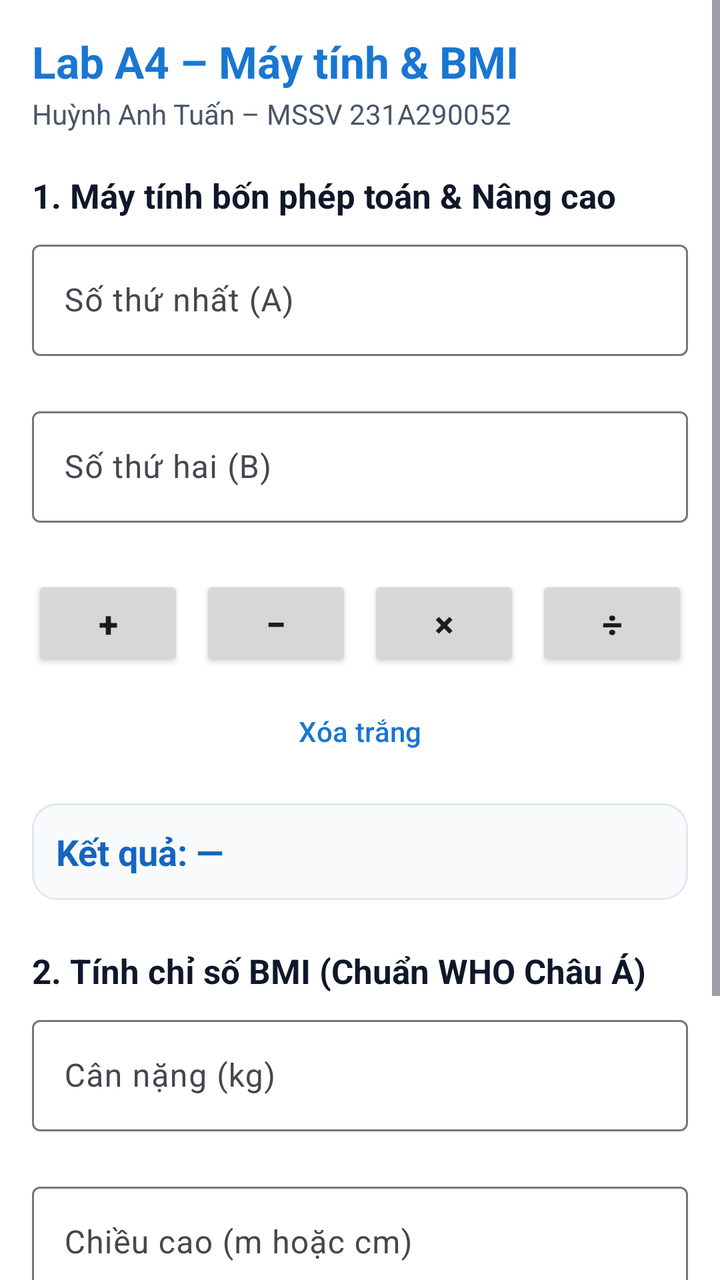
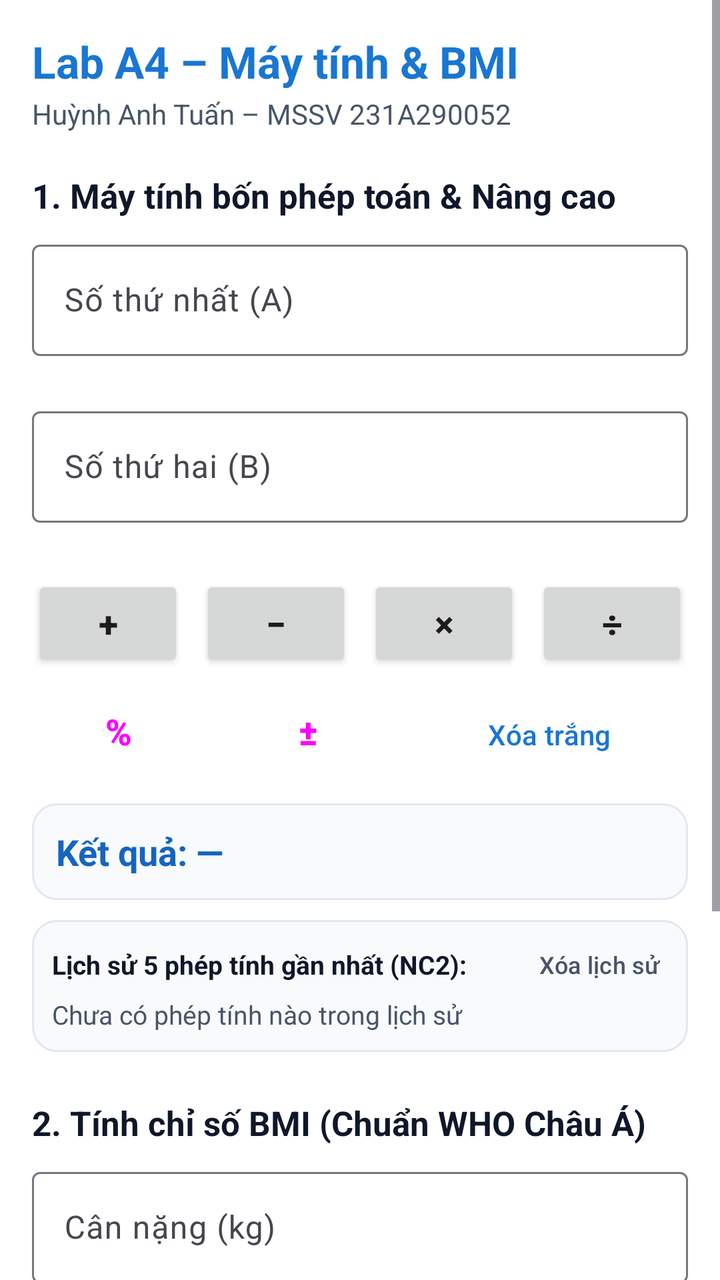

The first picture is an Android layout as it rendered before a commit; the second is the same layout after the commit. The layout source and the unified diff follow.
<!-- AndroidManifest.xml: application theme Theme.A4Events -->
<!-- res/layout/activity_main.xml -->
<?xml version="1.0" encoding="utf-8"?>
<ScrollView xmlns:android="http://schemas.android.com/apk/res/android"
    xmlns:app="http://schemas.android.com/apk/res-auto"
    android:id="@+id/main"
    android:layout_width="match_parent"
    android:layout_height="match_parent"
    android:background="@android:color/white">

    <LinearLayout
        android:layout_width="match_parent"
        android:layout_height="wrap_content"
        android:orientation="vertical"
        android:padding="16dp">

        
        <TextView
            android:layout_width="wrap_content"
            android:layout_height="wrap_content"
            android:text="@string/title"
            android:textColor="@color/primary"
            android:textSize="22sp"
            android:textStyle="bold" />

        <TextView
            android:layout_width="wrap_content"
            android:layout_height="wrap_content"
            android:layout_marginTop="2dp"
            android:text="@string/student"
            android:textColor="@color/text_secondary"
            android:textSize="14sp" />

        
        <TextView
            android:layout_width="wrap_content"
            android:layout_height="wrap_content"
            android:layout_marginTop="20dp"
            android:text="@string/section_calc"
            android:textColor="@color/text_primary"
            android:textSize="17sp"
            android:textStyle="bold" />

        
        <com.google.android.material.textfield.TextInputLayout
            android:id="@+id/tilSoA"
            style="@style/Widget.Material3.TextInputLayout.OutlinedBox"
            android:layout_width="match_parent"
            android:layout_height="wrap_content"
            android:layout_marginTop="8dp"
            android:hint="@string/hint_a"
            app:errorEnabled="true">

            <com.google.android.material.textfield.TextInputEditText
                android:id="@+id/edtSoA"
                android:layout_width="match_parent"
                android:layout_height="wrap_content"
                android:importantForAutofill="no"
                android:inputType="numberDecimal|numberSigned" />
        </com.google.android.material.textfield.TextInputLayout>

        
        <com.google.android.material.textfield.TextInputLayout
            android:id="@+id/tilSoB"
            style="@style/Widget.Material3.TextInputLayout.OutlinedBox"
            android:layout_width="match_parent"
            android:layout_height="wrap_content"
            android:layout_marginTop="2dp"
            android:hint="@string/hint_b"
            app:errorEnabled="true">

            <com.google.android.material.textfield.TextInputEditText
                android:id="@+id/edtSoB"
                android:layout_width="match_parent"
                android:layout_height="wrap_content"
                android:importantForAutofill="no"
                android:inputType="numberDecimal|numberSigned" />
        </com.google.android.material.textfield.TextInputLayout>

        
        <LinearLayout
            android:layout_width="match_parent"
            android:layout_height="wrap_content"
            android:layout_marginTop="6dp"
            android:orientation="horizontal">

            <Button
                android:id="@+id/btnCong"
                android:layout_width="0dp"
                android:layout_height="wrap_content"
                android:layout_weight="1"
                android:text="@string/op_add"
                android:textSize="18sp"
                android:textStyle="bold" />

            <Button
                android:id="@+id/btnTru"
                android:layout_width="0dp"
                android:layout_height="wrap_content"
                android:layout_marginStart="8dp"
                android:layout_weight="1"
                android:text="@string/op_sub"
                android:textSize="18sp"
                android:textStyle="bold" />

            <Button
                android:id="@+id/btnNhan"
                android:layout_width="0dp"
                android:layout_height="wrap_content"
                android:layout_marginStart="8dp"
                android:layout_weight="1"
                android:text="@string/op_mul"
                android:textSize="18sp"
                android:textStyle="bold" />

            <Button
                android:id="@+id/btnChia"
                android:layout_width="0dp"
                android:layout_height="wrap_content"
                android:layout_marginStart="8dp"
                android:layout_weight="1"
                android:text="@string/op_div"
                android:textSize="18sp"
                android:textStyle="bold" />
        </LinearLayout>

        
        <LinearLayout
            android:layout_width="match_parent"
            android:layout_height="wrap_content"
            android:layout_marginTop="6dp"
            android:orientation="horizontal">

            <Button
                android:id="@+id/btnXoa"
                style="?attr/materialButtonOutlinedStyle"
                android:layout_width="match_parent"
                android:layout_height="wrap_content"
                android:text="@string/clear"
                android:textColor="@color/primary" />
        </LinearLayout>

        
        <TextView
            android:id="@+id/tvKetQua"
            android:layout_width="match_parent"
            android:layout_height="wrap_content"
            android:layout_marginTop="12dp"
            android:background="@drawable/bg_card"
            android:padding="12dp"
            android:text="@string/result_placeholder"
            android:textColor="@color/color_result"
            android:textSize="18sp"
            android:textStyle="bold" />



        
        <TextView
            android:layout_width="wrap_content"
            android:layout_height="wrap_content"
            android:layout_marginTop="24dp"
            android:text="@string/section_bmi"
            android:textColor="@color/text_primary"
            android:textSize="17sp"
            android:textStyle="bold" />

        
        <com.google.android.material.textfield.TextInputLayout
            android:id="@+id/tilCanNang"
            style="@style/Widget.Material3.TextInputLayout.OutlinedBox"
            android:layout_width="match_parent"
            android:layout_height="wrap_content"
            android:layout_marginTop="8dp"
            android:hint="@string/hint_weight"
            app:errorEnabled="true">

            <com.google.android.material.textfield.TextInputEditText
                android:id="@+id/edtCanNang"
                android:layout_width="match_parent"
                android:layout_height="wrap_content"
                android:importantForAutofill="no"
                android:inputType="numberDecimal" />
        </com.google.android.material.textfield.TextInputLayout>

        
        <com.google.android.material.textfield.TextInputLayout
            android:id="@+id/tilChieuCao"
            style="@style/Widget.Material3.TextInputLayout.OutlinedBox"
            android:layout_width="match_parent"
            android:layout_height="wrap_content"
            android:layout_marginTop="2dp"
            android:hint="@string/hint_height"
            app:errorEnabled="true">

            <com.google.android.material.textfield.TextInputEditText
                android:id="@+id/edtChieuCao"
                android:layout_width="match_parent"
                android:layout_height="wrap_content"
                android:importantForAutofill="no"
                android:inputType="numberDecimal" />
        </com.google.android.material.textfield.TextInputLayout>

        <Button
            android:id="@+id/btnTinhBmi"
            android:layout_width="match_parent"
            android:layout_height="wrap_content"
            android:layout_marginTop="4dp"
            android:text="@string/calc_bmi"
            android:textSize="16sp"
            android:textStyle="bold" />

        
        <LinearLayout
            android:id="@+id/layoutKetQuaBmi"
            android:layout_width="match_parent"
            android:layout_height="wrap_content"
            android:layout_marginTop="10dp"
            android:background="@drawable/bg_card"
            android:orientation="vertical"
            android:padding="12dp">

            <TextView
                android:id="@+id/tvBmi"
                android:layout_width="match_parent"
                android:layout_height="wrap_content"
                android:text="BMI = —"
                android:textColor="@color/text_primary"
                android:textSize="19sp"
                android:textStyle="bold" />

            <TextView
                android:id="@+id/tvPhanLoai"
                android:layout_width="match_parent"
                android:layout_height="wrap_content"
                android:layout_marginTop="4dp"
                android:text="Phân loại: —"
                android:textSize="16sp"
                android:textStyle="bold" />
        </LinearLayout>

    </LinearLayout>
</ScrollView>
<!-- resources referenced by this layout -->
<resources>
  <color name="color_result">#1565C0</color>
  <color name="primary">#1976D2</color>
  <color name="text_primary">#0F172A</color>
  <color name="text_secondary">#475569</color>
  <!-- drawable bg_card (drawable) -->
  <?xml version="1.0" encoding="utf-8"?>
  <shape xmlns:android="http://schemas.android.com/apk/res/android">
      <solid android:color="#F8FAFC" />
      <corners android:radius="12dp" />
      <stroke
          android:width="1dp"
          android:color="#E2E8F0" />
  </shape>
  <string name="calc_bmi">Tính BMI</string>
  <string name="clear">Xóa trắng</string>
  <string name="hint_a">Số thứ nhất (A)</string>
  <string name="hint_b">Số thứ hai (B)</string>
  <string name="hint_height">Chiều cao (m hoặc cm)</string>
  <string name="hint_weight">Cân nặng (kg)</string>
  <string name="op_add">+</string>
  <string name="op_div">÷</string>
  <string name="op_mul">×</string>
  <string name="op_sub">−</string>
  <string name="result_placeholder">Kết quả: —</string>
  <string name="section_bmi">2. Tính chỉ số BMI (Chuẩn WHO Châu Á)</string>
  <string name="section_calc">1. Máy tính bốn phép toán &amp; Nâng cao</string>
  <string name="student">Huỳnh Anh Tuấn – MSSV 231A290052</string>
  <string name="title">Lab A4 – Máy tính &amp; BMI</string>
  <style name="Theme.A4Events" parent="Theme.Material3.DayNight.NoActionBar">
          <item name="colorPrimary">@color/primary</item>
          <item name="colorPrimaryVariant">@color/primary_dark</item>
          <item name="colorSecondary">@color/color_accent</item>
          <item name="android:statusBarColor">@android:color/transparent</item>
      </style>
  <color name="primary_dark">#0D47A1</color>
  <color name="color_accent">#0288D1</color>
</resources>

<!-- the commit's change to res/layout/activity_main.xml (unified diff, before → after) -->
@@ -130,10 +130,33 @@
             android:orientation="horizontal">
 
             <Button
+                android:id="@+id/btnPhanTram"
+                style="?attr/materialButtonOutlinedStyle"
+                android:layout_width="0dp"
+                android:layout_height="wrap_content"
+                android:layout_weight="1"
+                android:text="@string/op_mod"
+                android:textSize="18sp"
+                android:textStyle="bold" />
+
+            <Button
+                android:id="@+id/btnDoiDau"
+                style="?attr/materialButtonOutlinedStyle"
+                android:layout_width="0dp"
+                android:layout_height="wrap_content"
+                android:layout_marginStart="8dp"
+                android:layout_weight="1"
+                android:text="@string/op_neg"
+                android:textSize="18sp"
+                android:textStyle="bold" />
+
+            <Button
                 android:id="@+id/btnXoa"
                 style="?attr/materialButtonOutlinedStyle"
-                android:layout_width="match_parent"
-                android:layout_height="wrap_content"
+                android:layout_width="0dp"
+                android:layout_height="wrap_content"
+                android:layout_marginStart="8dp"
+                android:layout_weight="1.6"
                 android:text="@string/clear"
                 android:textColor="@color/primary" />
         </LinearLayout>
@@ -151,7 +174,55 @@
             android:textSize="18sp"
             android:textStyle="bold" />
 
-
+        
+        <LinearLayout
+            android:id="@+id/layoutLichSu"
+            android:layout_width="match_parent"
+            android:layout_height="wrap_content"
+            android:layout_marginTop="10dp"
+            android:background="@drawable/bg_card"
+            android:orientation="vertical"
+            android:padding="10dp">
+
+            <LinearLayout
+                android:layout_width="match_parent"
+                android:layout_height="wrap_content"
+                android:gravity="center_vertical"
+                android:orientation="horizontal">
+
+                <TextView
+                    android:id="@+id/tvLichSuTitle"
+                    android:layout_width="0dp"
+                    android:layout_height="wrap_content"
+                    android:layout_weight="1"
+                    android:text="@string/history_title"
+                    android:textColor="@color/text_primary"
+                    android:textSize="13sp"
+                    android:textStyle="bold" />
+
+                <Button
+                    android:id="@+id/btnXoaLichSu"
+                    style="?attr/borderlessButtonStyle"
+                    android:layout_width="wrap_content"
+                    android:layout_height="wrap_content"
+                    android:minWidth="0dp"
+                    android:minHeight="0dp"
+                    android:padding="4dp"
+                    android:text="@string/clear_history"
+                    android:textColor="@color/text_secondary"
+                    android:textSize="12sp" />
+            </LinearLayout>
+
+            <TextView
+                android:id="@+id/tvLichSu"
+                android:layout_width="match_parent"
+                android:layout_height="wrap_content"
+                android:layout_marginTop="4dp"
+                android:lineSpacingMultiplier="1.2"
+                android:text="@string/history_empty"
+                android:textColor="@color/text_secondary"
+                android:textSize="13sp" />
+        </LinearLayout>
 
         
         <TextView
<!-- resource entries referenced after the edit -->
@@ -15,13 +15,18 @@
   </shape>
   <string name="calc_bmi">Tính BMI</string>
   <string name="clear">Xóa trắng</string>
+  <string name="clear_history">Xóa lịch sử</string>
   <string name="hint_a">Số thứ nhất (A)</string>
   <string name="hint_b">Số thứ hai (B)</string>
   <string name="hint_height">Chiều cao (m hoặc cm)</string>
   <string name="hint_weight">Cân nặng (kg)</string>
+  <string name="history_empty">Chưa có phép tính nào trong lịch sử</string>
+  <string name="history_title">Lịch sử 5 phép tính gần nhất (NC2):</string>
   <string name="op_add">+</string>
   <string name="op_div">÷</string>
+  <string name="op_mod">%</string>
   <string name="op_mul">×</string>
+  <string name="op_neg">±</string>
   <string name="op_sub">−</string>
   <string name="result_placeholder">Kết quả: —</string>
   <string name="section_bmi">2. Tính chỉ số BMI (Chuẩn WHO Châu Á)</string>
